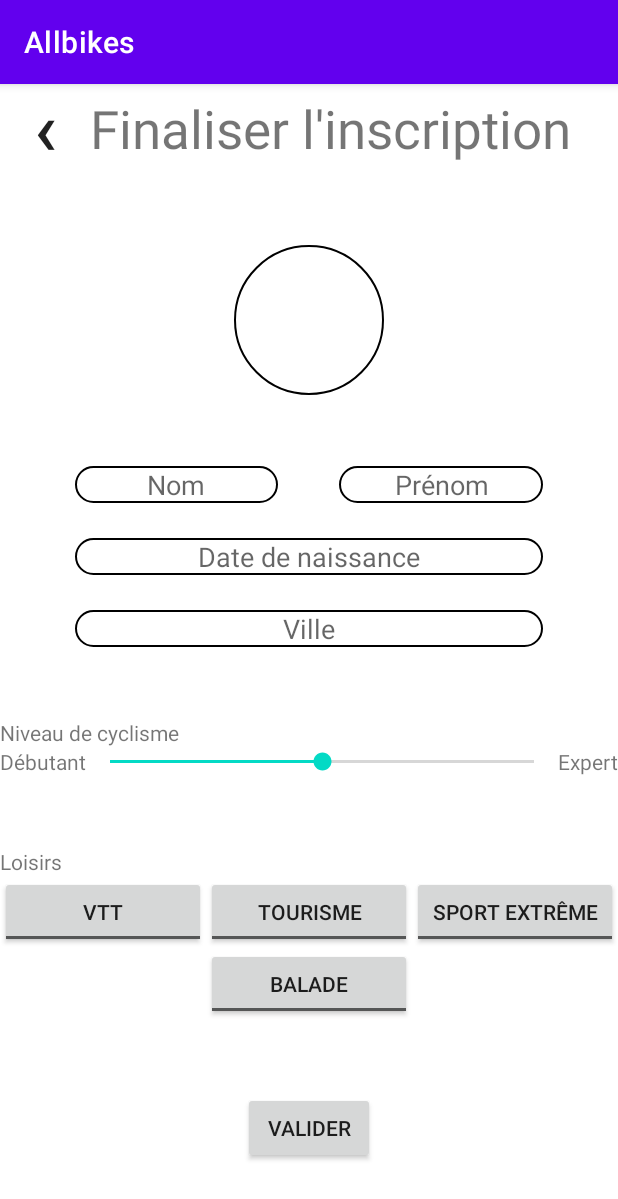
After one commit to CorenthinZ/Allbikes., an Android app: the FinishAccountActivity screen opened directly, with no data from a screen before it, on a phone screen of 412 x 824 dp. The commit adds this screen. Shown: the top 1199 px of the screen. Run offline under Robolectric (Android 15) with nearby library versions, the phone set to English and light mode, and no system bars; our stand-ins replace data binding.

Commit message:
Update activities

```diff
--- /dev/null
+++ b/app/src/main/java/com/pyrolink/allbikes/activity/FinishAccountActivity.java
@@ -0,0 +1,34 @@
+package com.pyrolink.allbikes.activity;
+
+import androidx.appcompat.app.AppCompatActivity;
+import androidx.databinding.DataBindingUtil;
+
+import android.app.DatePickerDialog;
+import android.os.Bundle;
+import android.provider.CalendarContract;
+import android.widget.DatePicker;
+
+import com.pyrolink.allbikes.R;
+import com.pyrolink.allbikes.databinding.ActivityFinishAccountBinding;
+import com.pyrolink.allbikes.utils.ActivityUtils;
+
+public class FinishAccountActivity extends AppCompatActivity
+{
+    @Override
+    protected void onCreate(Bundle savedInstanceState)
+    {
+        super.onCreate(savedInstanceState);
+        ActivityFinishAccountBinding binding = DataBindingUtil.setContentView(this, R.layout.activity_finish_account);
+
+        DatePickerDialog dpd = new DatePickerDialog(FinishAccountActivity.this,
+                android.R.style.Theme_Holo_Light_Dialog_NoActionBar);
+        dpd.setOnDateSetListener((datePicker, year, mounth, day) -> binding.birthdate.setText(
+                getString(R.string.date, day, mounth + 1, year)));
+
+        binding.birthdate.setOnClickListener(view -> dpd.show());
+
+        binding.mainButton.setOnClickListener(
+                view -> ActivityUtils.launchActivity(FinishAccountActivity.this, MapActivity.class,
+                        ActivityUtils.FinishMode.All));
+    }
+}
--- /dev/null
+++ b/app/src/main/java/com/pyrolink/allbikes/component/ReturnButton.java
@@ -0,0 +1,45 @@
+package com.pyrolink.allbikes.component;
+
+import android.app.Activity;
+import android.content.Context;
+import android.graphics.BlendMode;
+import android.graphics.Color;
+import android.icu.number.NumberFormatter;
+import android.util.AttributeSet;
+import android.util.TypedValue;
+import android.view.Gravity;
+import android.widget.RelativeLayout;
+
+import androidx.annotation.NonNull;
+import androidx.annotation.Nullable;
+import androidx.appcompat.widget.AppCompatButton;
+
+import com.pyrolink.allbikes.R;
+
+public class ReturnButton extends AppCompatButton
+{
+    public ReturnButton(@NonNull Context context)
+    {
+        super(context);
+        init(context);
+    }
+
+    public ReturnButton(@NonNull Context context, @Nullable AttributeSet attrs)
+    {
+        super(context, attrs);
+        init(context);
+    }
+
+    private void init(Context context)
+    {
+        if (context instanceof Activity)
+            setOnClickListener(b -> ((Activity) context).finish());
+
+        setBackgroundColor(context.getColor(android.R.color.transparent));
+        setPadding(0, 0, 0, 0);
+        setGravity(Gravity.CENTER);
+        setIncludeFontPadding(false);
+        setText(context.getString(R.string.returnChar));
+        setTextSize(TypedValue.COMPLEX_UNIT_SP, 50);
+    }
+}
--- /dev/null
+++ b/app/src/main/res/anim/fade_in.xml
@@ -0,0 +1,6 @@
+<?xml version="1.0" encoding="utf-8"?>
+<alpha
+    xmlns:android="http://schemas.android.com/apk/res/android"
+    android:duration="500"
+    android:fromAlpha="0"
+    android:toAlpha="1" />
--- /dev/null
+++ b/app/src/main/res/anim/fade_out.xml
@@ -0,0 +1,6 @@
+<?xml version="1.0" encoding="utf-8"?>
+<alpha
+    xmlns:android="http://schemas.android.com/apk/res/android"
+    android:duration="500"
+    android:fromAlpha="1"
+    android:toAlpha="0" />
--- /dev/null
+++ b/app/src/main/res/drawable/border_radius_stroke.xml
@@ -0,0 +1,9 @@
+<?xml version="1.0" encoding="utf-8"?>
+<shape xmlns:android="http://schemas.android.com/apk/res/android"
+    android:shape="rectangle">
+    <corners android:radius="50dp" />
+    <solid android:color="?colorOnPrimary" />
+    <stroke
+        android:width="1dp"
+        android:color="?colorOnSecondary" />
+</shape>
--- /dev/null
+++ b/app/src/main/res/layout/activity_finish_account.xml
@@ -0,0 +1,185 @@
+<?xml version="1.0" encoding="utf-8"?>
+<layout xmlns:android="http://schemas.android.com/apk/res/android">
+
+    <LinearLayout
+        android:layout_width="match_parent"
+        android:layout_height="match_parent"
+        android:orientation="vertical">
+
+        <LinearLayout
+            android:layout_width="match_parent"
+            android:layout_height="wrap_content"
+            android:gravity="center_vertical">
+
+            <com.pyrolink.allbikes.component.ReturnButton
+                android:layout_width="60dp"
+                android:layout_height="60dp" />
+
+            <TextView
+                android:layout_width="match_parent"
+                android:layout_height="wrap_content"
+                android:text="@string/finishInscription"
+                android:textSize="35sp" />
+        </LinearLayout>
+
+        <LinearLayout
+            android:layout_width="match_parent"
+            android:layout_height="match_parent"
+            android:gravity="center"
+            android:orientation="vertical">
+
+            <Space
+                android:layout_width="match_parent"
+                android:layout_height="0dp"
+                android:layout_weight="1" />
+
+            <ImageView
+                android:id="@+id/img"
+                android:layout_width="100dp"
+                android:layout_height="100dp"
+                android:background="@drawable/border_radius_stroke" />
+
+            <Space
+                android:layout_width="wrap_content"
+                android:layout_height="0dp"
+                android:layout_weight="1" />
+
+            <LinearLayout
+                android:layout_width="match_parent"
+                android:layout_height="wrap_content"
+                android:layout_marginStart="50dp"
+                android:layout_marginEnd="50dp"
+                android:orientation="horizontal">
+
+                <EditText
+                    android:id="@+id/lastName"
+                    style="@style/editText.horizontal"
+                    android:hint="@string/lastName" />
+
+                <Space
+                    android:layout_width="0dp"
+                    android:layout_height="wrap_content"
+                    android:layout_weight=".3" />
+
+                <EditText
+                    android:id="@+id/firstName"
+                    style="@style/editText.horizontal"
+                    android:hint="@string/firstName" />
+            </LinearLayout>
+
+            <Space
+                android:layout_width="wrap_content"
+                android:layout_height="0dp"
+                android:layout_weight=".5" />
+
+            <EditText
+                android:id="@+id/birthdate"
+                style="@style/editText"
+                android:focusable="false"
+                android:enabled="true"
+                android:hint="@string/birthdate" />
+
+            <Space
+                android:layout_width="wrap_content"
+                android:layout_height="0dp"
+                android:layout_weight=".5" />
+
+            <EditText
+                android:id="@+id/city"
+                style="@style/editText"
+                android:hint="@string/city" />
+
+            <Space
+                android:layout_width="wrap_content"
+                android:layout_height="0dp"
+                android:layout_weight="1" />
+
+            <TextView
+                android:layout_width="wrap_content"
+                android:layout_height="wrap_content"
+                android:layout_gravity="start"
+                android:text="@string/cyclismLevel" />
+
+            <LinearLayout
+                android:layout_width="match_parent"
+                android:layout_height="wrap_content"
+                android:gravity="center_vertical"
+                android:orientation="horizontal">
+
+                <TextView
+                    android:layout_width="wrap_content"
+                    android:layout_height="wrap_content"
+                    android:text="@string/beginner" />
+
+                <SeekBar
+                    android:id="@+id/distance"
+                    android:layout_width="0dp"
+                    android:layout_height="wrap_content"
+                    android:layout_weight="1"
+                    android:max="50"
+                    android:progress="25" />
+
+                <TextView
+                    android:layout_width="wrap_content"
+                    android:layout_height="wrap_content"
+                    android:text="@string/expert" />
+            </LinearLayout>
+
+            <Space
+                android:layout_width="wrap_content"
+                android:layout_height="0dp"
+                android:layout_weight="1" />
+
+            <TextView
+                android:layout_width="wrap_content"
+                android:layout_height="wrap_content"
+                android:layout_gravity="start"
+                android:text="@string/leisure" />
+
+            <GridLayout
+                android:layout_width="match_parent"
+                android:layout_height="wrap_content"
+                android:columnCount="3"
+                android:rowCount="2">
+
+                <ToggleButton
+                    style="@style/gridAuto"
+                    android:layout_height="match_parent"
+                    android:textOff="@string/vtt"
+                    android:textOn="@string/vtt" />
+
+                <ToggleButton
+                    style="@style/gridAuto"
+                    android:textOff="@string/tourism"
+                    android:textOn="@string/tourism" />
+
+                <ToggleButton
+                    style="@style/gridAuto"
+                    android:textOff="@string/sportExtreme"
+                    android:textOn="@string/sportExtreme" />
+
+                <ToggleButton
+                    style="@style/gridAuto"
+                    android:layout_column="1"
+                    android:textOff="@string/walk"
+                    android:textOn="@string/walk" />
+            </GridLayout>
+
+            <Space
+                android:layout_width="wrap_content"
+                android:layout_height="0dp"
+                android:layout_weight="1" />
+
+            <androidx.appcompat.widget.AppCompatButton
+                android:id="@+id/mainButton"
+                android:layout_width="wrap_content"
+                android:layout_height="wrap_content"
+                android:text="@string/validate" />
+
+            <Space
+                android:layout_width="wrap_content"
+                android:layout_height="0dp"
+                android:layout_weight="1" />
+        </LinearLayout>
+    </LinearLayout>
+</layout>
--- a/app/src/main/res/values-night/themes.xml
+++ b/app/src/main/res/values-night/themes.xml
@@ -8,7 +8,7 @@
         <!-- Secondary brand color. -->
         <item name="colorSecondary">@color/teal_200</item>
         <item name="colorSecondaryVariant">@color/teal_200</item>
-        <item name="colorOnSecondary">@color/black</item>
+        <item name="colorOnSecondary">@color/white</item>
         <!-- Status bar color. -->
         <item name="android:statusBarColor" tools:targetApi="l">?attr/colorPrimaryVariant</item>
         <!-- Customize your theme here. -->
--- /dev/null
+++ b/app/src/main/res/values/account.xml
@@ -0,0 +1,19 @@
+<?xml version="1.0" encoding="utf-8"?>
+<resources>
+    <string name="mail">Mail</string>
+    <string name="pwd">Mot de passe</string>
+    <string name="pwdForbidden">Mot de passe oublié ?</string>
+    <string name="noAccount">Vous n\'avez pas de compte ?</string>
+    <string name="createOne">\ Inscrivez-vous</string>
+    <string name="account">Vous avez déjà un compte ?</string>
+    <string name="goLogin">\ Connectez-vous</string>
+
+    <!--  Finish inscription  -->
+
+    <string name="finishInscription">Finaliser l\'inscription</string>
+    <string name="lastName">Nom</string>
+    <string name="firstName">Prénom</string>
+    <string name="birthdate">Date de naissance</string>
+    <string name="city">Ville</string>
+    <string name="cyclismLevel">Niveau de cyclisme</string>
+</resources>
--- /dev/null
+++ b/app/src/main/res/values/main.xml
@@ -0,0 +1,4 @@
+<?xml version="1.0" encoding="utf-8"?>
+<resources>
+    <string name="login">Se connecter</string>
+</resources>
--- a/app/src/main/res/values/strings.xml
+++ b/app/src/main/res/values/strings.xml
@@ -1,4 +1,15 @@
 <resources>
     <string name="app_name">Allbikes</string>
     <string name="searchBarHint">Rechercher</string>
+    <string name="createAccount">S\'inscrire</string>
+    <string name="returnChar">&#8249;</string>
+    <string name="beginner">Débutant</string>
+    <string name="expert">Expert</string>
+    <string name="vtt">VTT</string>
+    <string name="tourism">Tourisme</string>
+    <string name="sportExtreme">Sport extrême</string>
+    <string name="walk">Balade</string>
+    <string name="validate">Valider</string>
+    <string name="leisure">Loisirs</string>
+    <string name="date">%02d/%02d/%04d</string>
 </resources>
--- a/app/src/main/res/values/themes.xml
+++ b/app/src/main/res/values/themes.xml
@@ -27,4 +27,26 @@
         <item name="android:layout_height">wrap_content</item>
         <item name="android:src">@android:drawable/btn_star_big_on</item>
     </style>
+
+    <style name="editText">
+        <item name="android:layout_width">match_parent</item>
+        <item name="android:layout_height">wrap_content</item>
+        <item name="android:layout_marginStart">50dp</item>
+        <item name="android:layout_marginEnd">50dp</item>
+        <item name="android:background">@drawable/border_radius_stroke</item>
+        <item name="android:textAlignment">center</item>
+    </style>
+
+    <style name="editText.horizontal">
+        <item name="android:layout_width">0dp</item>
+        <item name="android:layout_weight">1</item>
+        <item name="android:layout_marginStart">0dp</item>
+        <item name="android:layout_marginEnd">0dp</item>
+    </style>
+
+    <style name="gridAuto">
+        <item name="android:layout_width">0dp</item>
+        <item name="android:layout_columnWeight">1</item>
+        <item name="android:singleLine">true</item>
+    </style>
 </resources>
```
Also changed, not shown: app/src/main/AndroidManifest.xml (+14 -4 lines), app/src/main/java/com/pyrolink/allbikes/activity/AccountActivity.java (added, +99 -0 lines), app/src/main/java/com/pyrolink/allbikes/activity/MainActivity.java (added, +39 -0 lines), app/src/main/java/com/pyrolink/allbikes/utils/ActivityUtils.java (added, +61 -0 lines), app/src/main/res/layout/activity_account.xml (added, +99 -0 lines), app/src/main/res/layout/activity_main.xml (added, +29 -0 lines).
